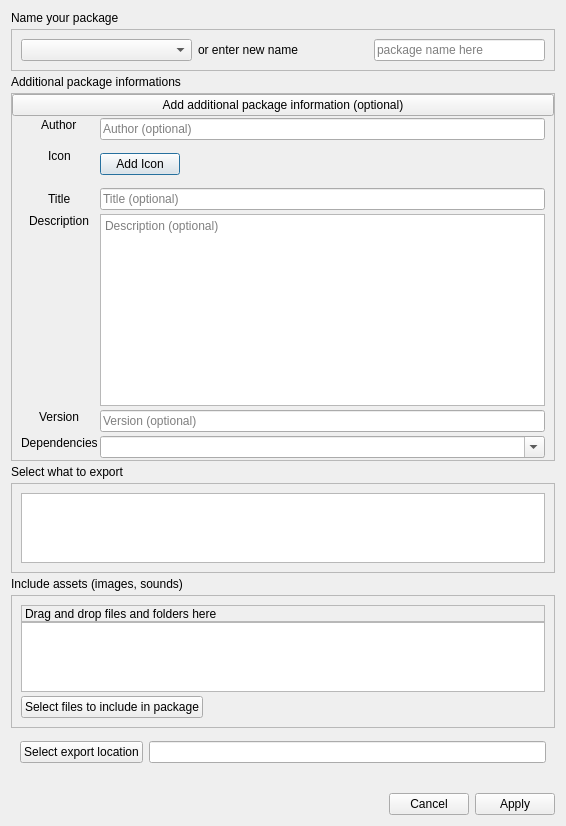
First picture: the form in src/ui/dlgPackageExporter.ui, repository Mudlet/Mudlet, before the edit.
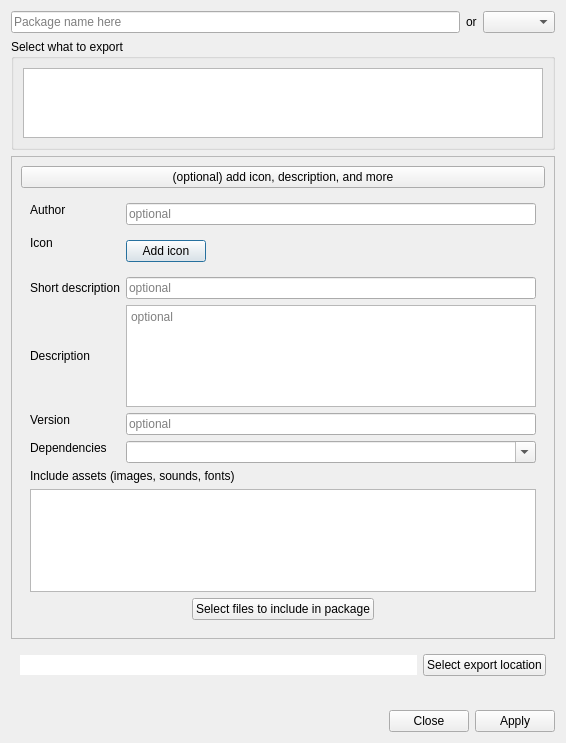
Second picture: the form after the edit.

Commit message:
Improvements to package exporter (#9) by vadi2
* Add count to items

* Count just once for multiple selections

* Add placeholder default location for convenience

* Update placholder

* Tweak .ui

* WIP

* Simplify UI

* Enable/disable button as necessary

* Incorporate Leris' feedback

Patch:
```diff
--- a/src/ui/dlgPackageExporter.ui
+++ b/src/ui/dlgPackageExporter.ui
@@ -7,15 +7,9 @@
     <x>0</x>
     <y>0</y>
     <width>566</width>
-    <height>618</height>
+    <height>743</height>
    </rect>
   </property>
-  <property name="sizePolicy">
-   <sizepolicy hsizetype="MinimumExpanding" vsizetype="Ignored">
-    <horstretch>0</horstretch>
-    <verstretch>0</verstretch>
-   </sizepolicy>
-  </property>
   <property name="maximumSize">
    <size>
     <width>16777215</width>
@@ -26,95 +20,55 @@
    <string>Package Exporter</string>
   </property>
   <layout class="QVBoxLayout" name="verticalLayout">
-   <property name="spacing">
-    <number>4</number>
-   </property>
    <item>
-    <widget class="QLabel" name="label">
-     <property name="sizePolicy">
-      <sizepolicy hsizetype="Preferred" vsizetype="Fixed">
-       <horstretch>0</horstretch>
-       <verstretch>0</verstretch>
-      </sizepolicy>
-     </property>
-     <property name="text">
-      <string>Name your package</string>
-     </property>
-    </widget>
+    <layout class="QHBoxLayout" name="horizontalLayout_5">
+     <item>
+      <widget class="QLineEdit" name="packageName">
+       <property name="placeholderText">
+        <string>Package name here</string>
+       </property>
+      </widget>
+     </item>
+     <item>
+      <widget class="QLabel" name="label_2">
+       <property name="text">
+        <string>or</string>
+       </property>
+      </widget>
+     </item>
+     <item>
+      <widget class="QComboBox" name="packageList">
+       <property name="enabled">
+        <bool>true</bool>
+       </property>
+       <property name="editable">
+        <bool>false</bool>
+       </property>
+      </widget>
+     </item>
+    </layout>
    </item>
    <item>
-    <widget class="QFrame" name="frame">
-     <property name="sizePolicy">
-      <sizepolicy hsizetype="Preferred" vsizetype="Fixed">
-       <horstretch>0</horstretch>
-       <verstretch>0</verstretch>
-      </sizepolicy>
-     </property>
-     <property name="frameShape">
-      <enum>QFrame::StyledPanel</enum>
-     </property>
-     <property name="frameShadow">
-      <enum>QFrame::Raised</enum>
+    <widget class="QGroupBox" name="groupBox_exportSelection">
+     <property name="title">
+      <string>Select what to export</string>
      </property>
      <layout class="QHBoxLayout" name="horizontalLayout">
       <item>
-       <widget class="QComboBox" name="packageList">
-        <property name="enabled">
-         <bool>true</bool>
-        </property>
-        <property name="sizePolicy">
-         <sizepolicy hsizetype="Minimum" vsizetype="Fixed">
-          <horstretch>0</horstretch>
-          <verstretch>0</verstretch>
-         </sizepolicy>
-        </property>
-        <property name="editable">
+       <widget class="QTreeWidget" name="treeWidget">
+        <attribute name="headerVisible">
          <bool>false</bool>
-        </property>
-       </widget>
-      </item>
-      <item>
-       <widget class="QLabel" name="label_2">
-        <property name="sizePolicy">
-         <sizepolicy hsizetype="Preferred" vsizetype="Preferred">
-          <horstretch>0</horstretch>
-          <verstretch>0</verstretch>
-         </sizepolicy>
-        </property>
-        <property name="text">
-         <string>or enter new name</string>
-        </property>
-       </widget>
-      </item>
-      <item>
-       <widget class="QLineEdit" name="packageName">
-        <property name="sizePolicy">
-         <sizepolicy hsizetype="Minimum" vsizetype="Fixed">
-          <horstretch>0</horstretch>
-          <verstretch>0</verstretch>
-         </sizepolicy>
-        </property>
-        <property name="placeholderText">
-         <string>package name here</string>
-        </property>
+        </attribute>
+        <column>
+         <property name="text">
+          <string>Check items to export</string>
+         </property>
+        </column>
        </widget>
       </item>
      </layout>
     </widget>
    </item>
-   <item>
-    <widget class="QLabel" name="label_3">
-     <property name="sizePolicy">
-      <sizepolicy hsizetype="Preferred" vsizetype="Fixed">
-       <horstretch>0</horstretch>
-       <verstretch>0</verstretch>
-      </sizepolicy>
-     </property>
-     <property name="text">
-      <string>Additional package informations</string>
-     </property>
-    </widget>
-   </item>
    <item>
     <widget class="QFrame" name="frame_2">
      <property name="sizePolicy">
@@ -130,34 +84,16 @@
       <enum>QFrame::Raised</enum>
      </property>
      <layout class="QVBoxLayout" name="verticalLayout_2">
-      <property name="spacing">
-       <number>0</number>
-      </property>
-      <property name="leftMargin">
-       <number>0</number>
-      </property>
-      <property name="topMargin">
-       <number>0</number>
-      </property>
-      <property name="rightMargin">
-       <number>0</number>
-      </property>
-      <property name="bottomMargin">
-       <number>0</number>
-      </property>
       <item>
-       <widget class="QPushButton" name="openInfos">
-        <property name="sizePolicy">
-         <sizepolicy hsizetype="Minimum" vsizetype="Fixed">
-          <horstretch>0</horstretch>
-          <verstretch>0</verstretch>
-         </sizepolicy>
-        </property>
+       <widget class="QPushButton" name="pushBotton_openInfos">
         <property name="focusPolicy">
          <enum>Qt::TabFocus</enum>
         </property>
         <property name="text">
-         <string>Add additional package information (optional)</string>
+         <string>(optional) add icon, description, and more</string>
+        </property>
+        <property name="checkable">
+         <bool>true</bool>
         </property>
         <property name="autoDefault">
          <bool>false</bool>
@@ -169,34 +105,23 @@
       </item>
       <item>
        <widget class="QWidget" name="input" native="true">
-        <property name="sizePolicy">
-         <sizepolicy hsizetype="MinimumExpanding" vsizetype="MinimumExpanding">
-          <horstretch>0</horstretch>
-          <verstretch>0</verstretch>
-         </sizepolicy>
-        </property>
         <layout class="QFormLayout" name="formLayout">
-         <property name="labelAlignment">
-          <set>Qt::AlignCenter</set>
-         </property>
-         <property name="horizontalSpacing">
-          <number>2</number>
-         </property>
-         <property name="verticalSpacing">
-          <number>4</number>
-         </property>
-         <property name="leftMargin">
-          <number>9</number>
-         </property>
-         <property name="topMargin">
-          <number>2</number>
-         </property>
-         <property name="rightMargin">
-          <number>9</number>
-         </property>
-         <property name="bottomMargin">
-          <number>2</number>
-         </property>
+         <item row="0" column="0">
+          <widget class="QLabel" name="label_4">
+           <property name="sizePolicy">
+            <sizepolicy hsizetype="MinimumExpanding" vsizetype="Maximum">
+             <horstretch>0</horstretch>
+             <verstretch>0</verstretch>
+            </sizepolicy>
+           </property>
+           <property name="text">
+            <string>Author</string>
+           </property>
+           <property name="buddy">
+            <cstring>Author</cstring>
+           </property>
+          </widget>
+         </item>
          <item row="0" column="1">
           <widget class="QLineEdit" name="Author">
            <property name="sizePolicy">
@@ -209,7 +134,7 @@
             <enum>Qt::StrongFocus</enum>
            </property>
            <property name="placeholderText">
-            <string>Author (optional)</string>
+            <string>optional</string>
            </property>
           </widget>
          </item>
@@ -218,8 +143,8 @@
            <property name="text">
             <string>Icon</string>
            </property>
-           <property name="alignment">
-            <set>Qt::AlignLeading|Qt::AlignLeft|Qt::AlignVCenter</set>
+           <property name="buddy">
+            <cstring>addIcon</cstring>
            </property>
           </widget>
          </item>
@@ -234,7 +159,7 @@
               </sizepolicy>
              </property>
              <property name="text">
-              <string>Add Icon</string>
+              <string>Add icon</string>
              </property>
             </widget>
            </item>
@@ -268,17 +193,20 @@
          <item row="2" column="0">
           <widget class="QLabel" name="label_7">
            <property name="text">
-            <string>Title</string>
+            <string>Short description</string>
            </property>
-           <property name="alignment">
-            <set>Qt::AlignLeading|Qt::AlignLeft|Qt::AlignVCenter</set>
+           <property name="buddy">
+            <cstring>Title</cstring>
            </property>
           </widget>
          </item>
          <item row="2" column="1">
           <widget class="QLineEdit" name="Title">
+           <property name="maxLength">
+            <number>140</number>
+           </property>
            <property name="placeholderText">
-            <string>Title (optional)</string>
+            <string>optional</string>
            </property>
           </widget>
          </item>
@@ -293,8 +221,8 @@
            <property name="text">
             <string>Description</string>
            </property>
-           <property name="alignment">
-            <set>Qt::AlignLeading|Qt::AlignLeft|Qt::AlignTop</set>
+           <property name="buddy">
+            <cstring>Description</cstring>
            </property>
           </widget>
          </item>
@@ -304,7 +232,7 @@
             <bool>true</bool>
            </property>
            <property name="placeholderText">
-            <string>Description (optional)</string>
+            <string>optional</string>
            </property>
           </widget>
          </item>
@@ -319,8 +247,15 @@
            <property name="text">
             <string>Version</string>
            </property>
-           <property name="alignment">
-            <set>Qt::AlignLeading|Qt::AlignLeft|Qt::AlignVCenter</set>
+           <property name="buddy">
+            <cstring>Version</cstring>
+           </property>
+          </widget>
+         </item>
+         <item row="4" column="1">
+          <widget class="QLineEdit" name="Version">
+           <property name="placeholderText">
+            <string>optional</string>
            </property>
           </widget>
          </item>
@@ -335,8 +270,8 @@
            <property name="text">
             <string>Dependencies</string>
            </property>
-           <property name="alignment">
-            <set>Qt::AlignLeading|Qt::AlignLeft|Qt::AlignVCenter</set>
+           <property name="buddy">
+            <cstring>Dependencies</cstring>
            </property>
           </widget>
          </item>
@@ -362,28 +297,78 @@
            </property>
           </widget>
          </item>
-         <item row="0" column="0">
-          <widget class="QLabel" name="label_4">
-           <property name="sizePolicy">
-            <sizepolicy hsizetype="MinimumExpanding" vsizetype="Maximum">
-             <horstretch>0</horstretch>
-             <verstretch>0</verstretch>
-            </sizepolicy>
-           </property>
-           <property name="text">
-            <string>Author</string>
-           </property>
-           <property name="alignment">
-            <set>Qt::AlignLeading|Qt::AlignLeft|Qt::AlignVCenter</set>
-           </property>
-          </widget>
-         </item>
-         <item row="4" column="1">
-          <widget class="QLineEdit" name="Version">
-           <property name="placeholderText">
-            <string>Version (optional)</string>
-           </property>
-          </widget>
+         <item row="6" column="0" colspan="2">
+          <layout class="QVBoxLayout" name="verticalLayout_4">
+           <item>
+            <widget class="QLabel" name="label_assets">
+             <property name="text">
+              <string>Include assets (images, sounds, fonts)</string>
+             </property>
+            </widget>
+           </item>
+           <item>
+            <widget class="QListWidget" name="addedFiles">
+             <property name="sizePolicy">
+              <sizepolicy hsizetype="MinimumExpanding" vsizetype="Maximum">
+               <horstretch>0</horstretch>
+               <verstretch>0</verstretch>
+              </sizepolicy>
+             </property>
+             <property name="acceptDrops">
+              <bool>true</bool>
+             </property>
+             <property name="toolTip">
+              <string>Drag and drop files and folders, or use the browse button below</string>
+             </property>
+            </widget>
+           </item>
+           <item>
+            <layout class="QHBoxLayout" name="horizontalLayout_3">
+             <item>
+              <spacer name="horizontalSpacer_2">
+               <property name="orientation">
+                <enum>Qt::Horizontal</enum>
+               </property>
+               <property name="sizeHint" stdset="0">
+                <size>
+                 <width>40</width>
+                 <height>20</height>
+                </size>
+               </property>
+              </spacer>
+             </item>
+             <item>
+              <widget class="QPushButton" name="addFiles">
+               <property name="sizePolicy">
+                <sizepolicy hsizetype="Fixed" vsizetype="Fixed">
+                 <horstretch>0</horstretch>
+                 <verstretch>0</verstretch>
+                </sizepolicy>
+               </property>
+               <property name="layoutDirection">
+                <enum>Qt::LeftToRight</enum>
+               </property>
+               <property name="text">
+                <string>Select files to include in package</string>
+               </property>
+              </widget>
+             </item>
+             <item>
+              <spacer name="horizontalSpacer">
+               <property name="orientation">
+                <enum>Qt::Horizontal</enum>
+               </property>
+               <property name="sizeHint" stdset="0">
+                <size>
+                 <width>40</width>
+                 <height>20</height>
+                </size>
+               </property>
+              </spacer>
+             </item>
+            </layout>
+           </item>
+          </layout>
          </item>
         </layout>
        </widget>
@@ -391,153 +376,21 @@
      </layout>
     </widget>
    </item>
-   <item>
-    <widget class="QLabel" name="label_12">
-     <property name="text">
-      <string>Select what to export</string>
-     </property>
-    </widget>
-   </item>
-   <item>
-    <widget class="QFrame" name="frame_3">
-     <property name="frameShape">
-      <enum>QFrame::StyledPanel</enum>
-     </property>
-     <property name="frameShadow">
-      <enum>QFrame::Raised</enum>
-     </property>
-     <layout class="QVBoxLayout" name="verticalLayout_5">
-      <item>
-       <widget class="QTreeWidget" name="treeWidget">
-        <property name="sizePolicy">
-         <sizepolicy hsizetype="Minimum" vsizetype="Maximum">
-          <horstretch>0</horstretch>
-          <verstretch>0</verstretch>
-         </sizepolicy>
-        </property>
-        <attribute name="headerVisible">
-         <bool>false</bool>
-        </attribute>
-        <column>
-         <property name="text">
-          <string>Check items to export</string>
-         </property>
-        </column>
-       </widget>
-      </item>
-     </layout>
-    </widget>
-   </item>
-   <item>
-    <widget class="QLabel" name="label_10">
-     <property name="sizePolicy">
-      <sizepolicy hsizetype="Preferred" vsizetype="Fixed">
-       <horstretch>0</horstretch>
-       <verstretch>0</verstretch>
-      </sizepolicy>
-     </property>
-     <property name="text">
-      <string>Include assets (images, sounds)</string>
-     </property>
-    </widget>
-   </item>
-   <item>
-    <widget class="QFrame" name="FileDrop">
-     <property name="sizePolicy">
-      <sizepolicy hsizetype="Minimum" vsizetype="Maximum">
-       <horstretch>0</horstretch>
-       <verstretch>0</verstretch>
-      </sizepolicy>
-     </property>
-     <property name="frameShape">
-      <enum>QFrame::StyledPanel</enum>
-     </property>
-     <property name="frameShadow">
-      <enum>QFrame::Raised</enum>
-     </property>
-     <layout class="QVBoxLayout" name="verticalLayout_3">
-      <property name="spacing">
-       <number>4</number>
-      </property>
-      <item>
-       <layout class="QVBoxLayout" name="verticalLayout_4">
-        <property name="spacing">
-         <number>0</number>
-        </property>
-        <property name="topMargin">
-         <number>0</number>
-        </property>
-        <item>
-         <widget class="QLabel" name="label_11">
-          <property name="sizePolicy">
-           <sizepolicy hsizetype="MinimumExpanding" vsizetype="Fixed">
-            <horstretch>0</horstretch>
-            <verstretch>0</verstretch>
-           </sizepolicy>
-          </property>
-          <property name="minimumSize">
-           <size>
-            <width>0</width>
-            <height>17</height>
-           </size>
-          </property>
-          <property name="frameShape">
-           <enum>QFrame::StyledPanel</enum>
-          </property>
-          <property name="lineWidth">
-           <number>0</number>
-          </property>
-          <property name="text">
-           <string>Drag and drop files and folders here</string>
-          </property>
-         </widget>
-        </item>
-        <item>
-         <widget class="QListWidget" name="addedFiles">
-          <property name="sizePolicy">
-           <sizepolicy hsizetype="MinimumExpanding" vsizetype="Maximum">
-            <horstretch>0</horstretch>
-            <verstretch>0</verstretch>
-           </sizepolicy>
-          </property>
-          <property name="acceptDrops">
-           <bool>true</bool>
-          </property>
-         </widget>
-        </item>
-       </layout>
-      </item>
-      <item>
-       <widget class="QPushButton" name="addFiles">
-        <property name="sizePolicy">
-         <sizepolicy hsizetype="Fixed" vsizetype="Fixed">
-          <horstretch>0</horstretch>
-          <verstretch>0</verstretch>
-         </sizepolicy>
-        </property>
-        <property name="layoutDirection">
-         <enum>Qt::LeftToRight</enum>
-        </property>
-        <property name="text">
-         <string>Select files to include in package</string>
-        </property>
-       </widget>
-      </item>
-     </layout>
-    </widget>
-   </item>
    <item>
     <widget class="QWidget" name="widget" native="true">
      <layout class="QGridLayout" name="gridLayout">
       <item row="1" column="1">
-       <widget class="QLineEdit" name="filePath">
+       <widget class="QLineEdit" name="lineEdit_filePath">
+        <property name="frame">
+         <bool>false</bool>
+        </property>
         <property name="readOnly">
          <bool>true</bool>
         </property>
        </widget>
       </item>
-      <item row="1" column="0">
-       <widget class="QPushButton" name="packageLocation">
+      <item row="1" column="2">
+       <widget class="QPushButton" name="pushBotton_packageLocation">
         <property name="text">
          <string>Select export location</string>
         </property>
@@ -567,7 +420,7 @@
    <item>
     <widget class="QDialogButtonBox" name="buttonBox">
      <property name="standardButtons">
-      <set>QDialogButtonBox::Apply|QDialogButtonBox::Cancel</set>
+      <set>QDialogButtonBox::Apply|QDialogButtonBox::Close</set>
      </property>
     </widget>
    </item>
```
Left out of the diff: 50 changed lines with no effect on the pictures. The commit also changes 2 other files.
